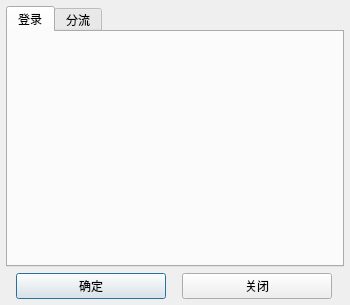
Before: the Qt Designer form ui/ui_login.ui in tonquer/ehentai-qt, drawn with Qt 5.
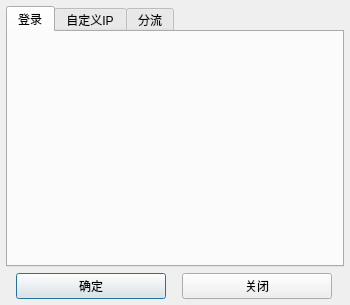
After: the same form once the commit is applied. Custom widgets are drawn as their Qt base class.

Commit message: 新增自定义Hosts，新增默认站点选择

Diff of the .ui file:
```diff
--- a/ui/ui_login.ui
+++ b/ui/ui_login.ui
@@ -62,6 +62,11 @@
        </property>
       </layout>
      </widget>
+     <widget class="LoginHostWidget" name="tab_2">
+      <attribute name="title">
+       <string>自定义IP</string>
+      </attribute>
+     </widget>
      <widget class="LoginProxyWidget" name="tab_3">
       <attribute name="title">
        <string>分流</string>
@@ -120,6 +125,12 @@
    <header location="global">view.user.login_proxy_widget.h</header>
    <container>1</container>
   </customwidget>
+  <customwidget>
+   <class>LoginHostWidget</class>
+   <extends>QWidget</extends>
+   <header location="global">view.user.login_host_widget.h</header>
+   <container>1</container>
+  </customwidget>
  </customwidgets>
  <resources/>
  <connections/>
```
The commit also changes 35 other files.
